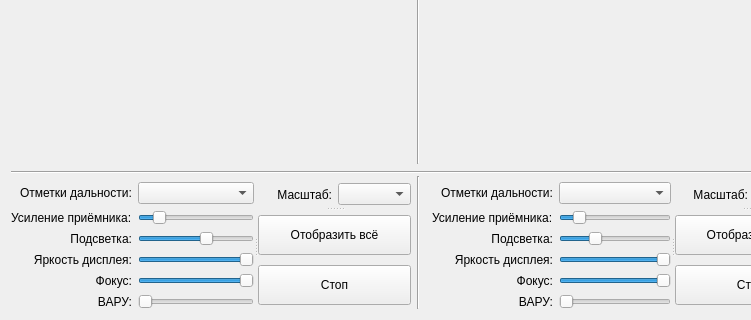
Above: indicatorprl.ui from oln0ry/IKO before the change; both pictures show x 0 to 751 and y 248 to 568 of the 837 by 568 pixel window. Below: the same form after it.
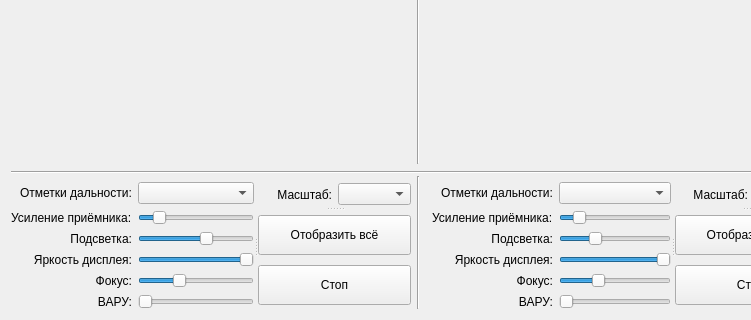
That is the form after the change. Custom widgets are drawn as their Qt base class.

Patch:
```diff
--- a/indicatorprl.ui
+++ b/indicatorprl.ui
@@ -205,7 +205,7 @@
           <cursorShape>ArrowCursor</cursorShape>
          </property>
          <property name="maximum">
-          <number>100</number>
+          <number>300</number>
          </property>
          <property name="singleStep">
           <number>1</number>
@@ -437,7 +437,7 @@
           <cursorShape>ArrowCursor</cursorShape>
          </property>
          <property name="maximum">
-          <number>100</number>
+          <number>300</number>
          </property>
          <property name="singleStep">
           <number>1</number>
```
